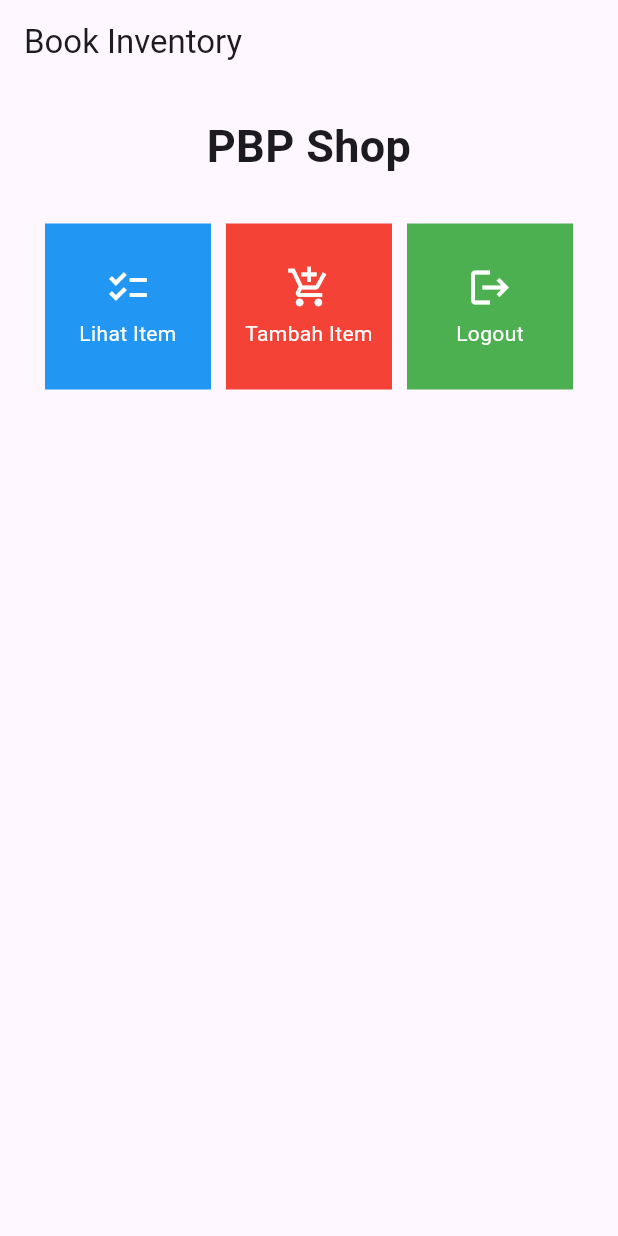
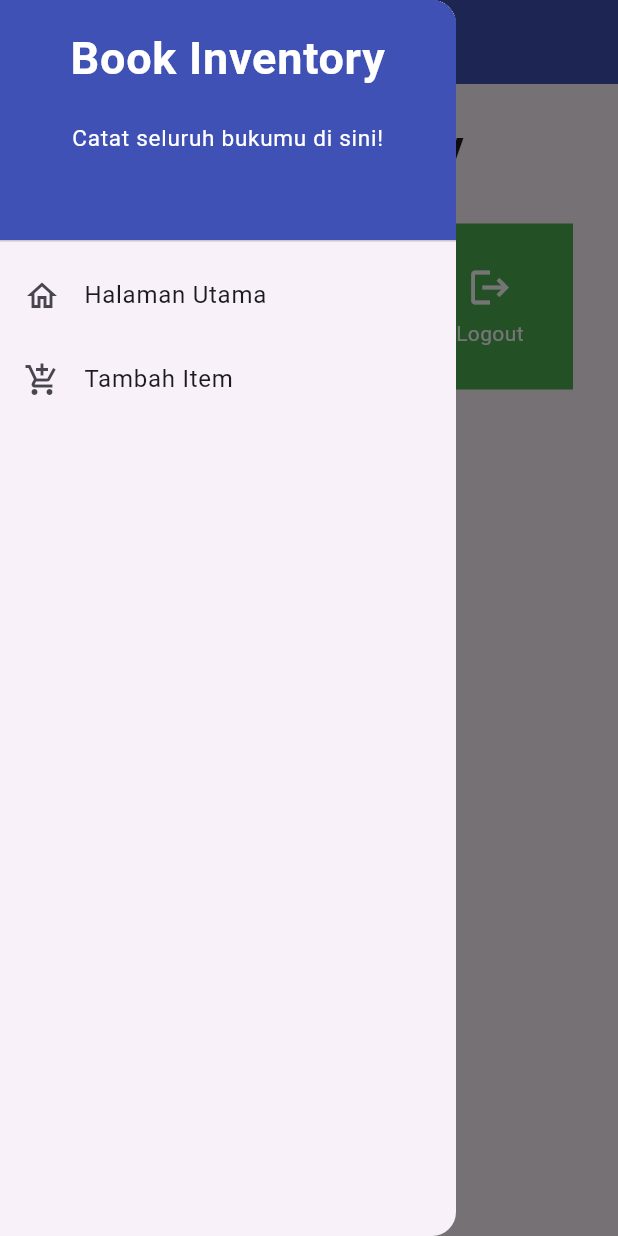
Before and after one commit to keishabella/book-inventory, a Flutter app: the screen it shows after launch, with the side drawer open (before the commit the screen has no drawer), on a phone screen of 412 x 824 dp. Run offline on Flutter 3.47's test engine with Material 2 defaults, Android fonts, the phone set to English and light mode, and no system bars.

Commit message:
tugas 8 selesai

```diff
--- a/lib/main.dart
+++ b/lib/main.dart
@@ -1,5 +1,5 @@
 import 'package:flutter/material.dart';
-import 'package:book_inventory/menu.dart';
+import 'package:book_inventory/screens/menu.dart';
 
 void main() {
   runApp(const MyApp());
--- a/lib/menu.dart
+++ /dev/null
@@ -1,115 +0,0 @@
-import 'package:flutter/material.dart';
-
-class MyHomePage extends StatelessWidget {
-  MyHomePage({Key? key}) : super(key: key);
-
-  // Menambahkan tombol untuk lihat item, tambah item, dan logout
-  final List<ShopItem> items = [
-    ShopItem("Lihat Item", Icons.checklist, Colors.blue), // Warna biru
-    ShopItem("Tambah Item", Icons.add_shopping_cart, Colors.red), // Warna merah
-    ShopItem("Logout", Icons.logout, Colors.green), // Warna hijau
-  ];
-
-  @override
-  Widget build(BuildContext context) {
-    return Scaffold(
-      appBar: AppBar(
-        title: const Text(
-          'Book Inventory',
-        ),
-      ),
-      body: SingleChildScrollView(
-        // Widget wrapper yang dapat discroll
-        child: Padding(
-          padding: const EdgeInsets.all(10.0), // Set padding dari halaman
-          child: Column(
-            // Widget untuk menampilkan children secara vertikal
-            children: <Widget>[
-              const Padding(
-                padding: EdgeInsets.only(top: 10.0, bottom: 10.0),
-                // Widget Text untuk menampilkan tulisan dengan alignment center dan style yang sesuai
-                child: Text(
-                  'PBP Shop', // Text yang menandakan toko
-                  textAlign: TextAlign.center,
-                  style: TextStyle(
-                    fontSize: 30,
-                    fontWeight: FontWeight.bold,
-                  ),
-                ),
-              ),
-              // Grid layout
-              GridView.count(
-                // Container pada card kita.
-                primary: true,
-                padding: const EdgeInsets.all(20),
-                crossAxisSpacing: 10,
-                mainAxisSpacing: 10,
-                crossAxisCount: 3,
-                shrinkWrap: true,
-                children: items.map((ShopItem item) {
-                  // Iterasi untuk setiap item
-                  return ShopCard(item);
-                }).toList(),
-              ),
-            ],
-          ),
-        ),
-      ),
-    );
-  }
-}
-
-// Define tipe pada list
-class ShopItem {
-  final String name;
-  final IconData icon;
-  final Color color;
-
-  ShopItem(this.name, this.icon, this.color);
-}
-
-// Widget stateless untuk menampilkan card
-class ShopCard extends StatelessWidget {
-  final ShopItem item;
-
-  const ShopCard(this.item, {super.key}); // Constructor
-
-  @override
-  Widget build(BuildContext context) {
-    return Material(
-      color: item.color, // Menggunakan properti warna dari ShopItem
-      child: InkWell(
-        // Area responsive terhadap sentuhan
-        onTap: () {
-          // Memunculkan SnackBar ketika diklik
-          ScaffoldMessenger.of(context)
-            ..hideCurrentSnackBar()
-            ..showSnackBar(SnackBar(
-                content: Text("Kamu telah menekan tombol ${item.name}!")));
-        },
-        child: Container(
-          // Container untuk menyimpan Icon dan Text
-          padding: const EdgeInsets.all(8),
-          child: Center(
-            child: Column(
-              mainAxisAlignment: MainAxisAlignment.center,
-              children: [
-                Icon(
-                  item.icon,
-                  color: Colors.white,
-                  size: 30.0,
-                ),
-                const Padding(padding: EdgeInsets.all(3)),
-                Text(
-                  item.name,
-                  textAlign: TextAlign.center,
-                  style: const TextStyle(color: Colors.white),
-                ),
-              ],
-            ),
-          ),
-        ),
-      ),
-    );
-  }
-}
--- /dev/null
+++ b/lib/screens/menu.dart
@@ -0,0 +1,67 @@
+import 'package:flutter/material.dart';
+import 'package:book_inventory/screens/booklist_form.dart';
+import 'package:book_inventory/widgets/left_drawer.dart';
+import 'package:book_inventory/widgets/book_card.dart';
+
+class MyHomePage extends StatelessWidget {
+  MyHomePage({Key? key}) : super(key: key);
+
+  final List<BookItem> items = [
+    BookItem("Lihat Item", Icons.checklist, Colors.blue), // Warna biru
+    BookItem("Tambah Item", Icons.add_shopping_cart, Colors.red), // Warna merah
+    BookItem("Logout", Icons.logout, Colors.green), // Warna hijau
+  ];
+
+  @override
+  Widget build(BuildContext context) {
+    return Scaffold(
+      appBar: AppBar(
+        title: const Text(
+          'Book Inventory',
+          style: TextStyle(color: Colors.white),
+        ),
+        backgroundColor: Colors.indigo,
+        foregroundColor: Colors.white,
+      ),
+      // Masukkan drawer sebagai parameter nilai drawer dari widget Scaffold
+      drawer: const LeftDrawer(),
+      body: SingleChildScrollView(
+        // Widget wrapper yang dapat discroll
+        child: Padding(
+          padding: const EdgeInsets.all(10.0), // Set padding dari halaman
+          child: Column(
+            // Widget untuk menampilkan children secara vertikal
+            children: <Widget>[
+              const Padding(
+                padding: EdgeInsets.only(top: 10.0, bottom: 10.0),
+                // Widget Text untuk menampilkan tulisan dengan alignment center dan style yang sesuai
+                child: Text(
+                  'Book Inventory', // Text yang menandakan toko
+                  textAlign: TextAlign.center,
+                  style: TextStyle(
+                    fontSize: 30,
+                    fontWeight: FontWeight.bold,
+                  ),
+                ),
+              ),
+              // Grid layout
+              GridView.count(
+                // Container pada card kita.
+                primary: true,
+                padding: const EdgeInsets.all(20),
+                crossAxisSpacing: 10,
+                mainAxisSpacing: 10,
+                crossAxisCount: 3,
+                shrinkWrap: true,
+                children: items.map((BookItem item) {
+                  // Iterasi untuk setiap item
+                  return BookCard(item);
+                }).toList(),
+              ),
+            ],
+          ),
+        ),
+      ),
+    );
+  }
+}
--- /dev/null
+++ b/lib/widgets/book_card.dart
@@ -0,0 +1,65 @@
+import 'package:flutter/material.dart';
+// Impor drawer yang sudah dibuat sebelumnya
+import 'package:book_inventory/widgets/left_drawer.dart';
+import 'package:book_inventory/screens/menu.dart';
+import 'package:book_inventory/screens/booklist_form.dart';
+
+class BookItem {
+  final String name;
+  final IconData icon;
+  final Color color;
+
+  BookItem(this.name, this.icon, this.color);
+}
+
+class BookCard extends StatelessWidget {
+  final BookItem item;
+
+  const BookCard(this.item, {super.key}); // Constructor
+
+  @override
+  Widget build(BuildContext context) {
+    return Material(
+      color: item.color,
+      child: InkWell(
+        // Area responsive terhadap sentuhan
+        onTap: () {
+          // Memunculkan SnackBar ketika diklik
+          ScaffoldMessenger.of(context)
+            ..hideCurrentSnackBar()
+            ..showSnackBar(SnackBar(
+                content: Text("Kamu telah menekan tombol ${item.name}!")));
+
+          // Navigate ke route yang sesuai (tergantung jenis tombol)
+          if (item.name == "Tambah Item") {
+            // Gunakan Navigator.push untuk melakukan navigasi ke MaterialPageRoute yang mencakup BookFormPage.
+            Navigator.push(context,
+                MaterialPageRoute(builder: (context) => BookFormPage()));
+          }
+        },
+        child: Container(
+          // Container untuk menyimpan Icon dan Text
+          padding: const EdgeInsets.all(8),
+          child: Center(
+            child: Column(
+              mainAxisAlignment: MainAxisAlignment.center,
+              children: [
+                Icon(
+                  item.icon,
+                  color: Colors.white,
+                  size: 30.0,
+                ),
+                const Padding(padding: EdgeInsets.all(3)),
+                Text(
+                  item.name,
+                  textAlign: TextAlign.center,
+                  style: const TextStyle(color: Colors.white),
+                ),
+              ],
+            ),
+          ),
+        ),
+      ),
+    );
+  }
+}
--- /dev/null
+++ b/lib/widgets/left_drawer.dart
@@ -0,0 +1,69 @@
+import 'package:flutter/material.dart';
+import 'package:book_inventory/screens/menu.dart';
+import 'package:book_inventory/screens/booklist_form.dart'; // Impor halaman BookFormPage jika sudah dibuat
+
+class LeftDrawer extends StatelessWidget {
+  const LeftDrawer({super.key});
+
+  @override
+  Widget build(BuildContext context) {
+    return Drawer(
+      child: ListView(
+        children: [
+          const DrawerHeader(
+            decoration: BoxDecoration(
+              color: Colors.indigo,
+            ),
+            child: Column(
+              children: [
+                Text(
+                  'Book Inventory',
+                  textAlign: TextAlign.center,
+                  style: TextStyle(
+                    fontSize: 30,
+                    fontWeight: FontWeight.bold,
+                    color: Colors.white,
+                  ),
+                ),
+                Padding(padding: EdgeInsets.all(10)),
+                Text(
+                  "Catat seluruh bukumu di sini!",
+                  // Tambahkan gaya teks dengan center alignment, font ukuran 15, warna putih, dan weight biasa
+                  textAlign: TextAlign.center,
+                  style: TextStyle(
+                    fontSize: 15,
+                    fontWeight: FontWeight.normal,
+                    color: Colors.white,
+                  ),
+                ),
+              ],
+            ),
+          ),
+
+          // Bagian routing
+          ListTile(
+            leading: const Icon(Icons.home_outlined),
+            title: const Text('Halaman Utama'),
+            // Bagian redirection ke MyHomePage
+            onTap: () {
+              Navigator.pushReplacement(
+                  context,
+                  MaterialPageRoute(
+                    builder: (context) => MyHomePage(),
+                  ));
+            },
+          ),
+          ListTile(
+            leading: const Icon(Icons.add_shopping_cart),
+            title: const Text('Tambah Item'),
+            // Bagian redirection ke BookFormPage
+            onTap: () {
+              Navigator.push(context,
+                  MaterialPageRoute(builder: (context) => BookFormPage()));
+            },
+          ),
+        ],
+      ),
+    );
+  }
+}
```
Also changed, not shown: lib/screens/booklist_form.dart (added, +157 -0 lines), 1 other file.
